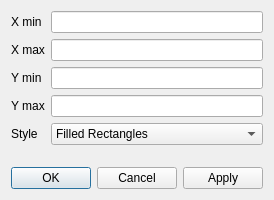
First picture: the form in src/qtenv/histograminspectorconfigdialog.ui, repository omnetpp/omnetpp, before the edit.
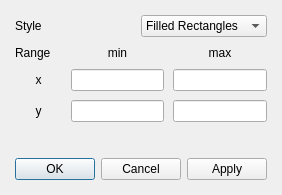
Second picture: the form after the edit.

Commit message:
qtenv: Layout/validation/formatting changes in Histogram and OutVector Inspector config dialogs.
Details:
HistogramInspectorConfigDialog layout turned into a grid.
InspectorUtil::formatDouble added.
qtenv: Input validation "fixed" in Histogram and OutVector inspector config dialogs.

```diff
--- a/src/qtenv/histograminspectorconfigdialog.ui
+++ b/src/qtenv/histograminspectorconfigdialog.ui
@@ -6,55 +6,39 @@
    <rect>
     <x>0</x>
     <y>0</y>
-    <width>270</width>
-    <height>200</height>
+    <width>282</width>
+    <height>195</height>
    </rect>
   </property>
   <property name="windowTitle">
    <string>Histogram Options</string>
   </property>
   <layout class="QVBoxLayout" name="verticalLayout">
+   <property name="spacing">
+    <number>9</number>
+   </property>
+   <property name="leftMargin">
+    <number>15</number>
+   </property>
+   <property name="topMargin">
+    <number>15</number>
+   </property>
+   <property name="rightMargin">
+    <number>15</number>
+   </property>
+   <property name="bottomMargin">
+    <number>15</number>
+   </property>
    <item>
-    <layout class="QFormLayout" name="formLayout">
-     <property name="formAlignment">
-      <set>Qt::AlignLeading|Qt::AlignLeft|Qt::AlignTop</set>
-     </property>
-     <item row="2" column="0">
-      <widget class="QLabel" name="yMinLabel">
-       <property name="text">
-        <string>Y min</string>
-       </property>
-      </widget>
-     </item>
-     <item row="2" column="1">
-      <widget class="QLineEdit" name="yMinLineEdit">
-       <property name="toolTip">
-        <string>Leave empty for default</string>
-       </property>
-      </widget>
-     </item>
-     <item row="3" column="0">
-      <widget class="QLabel" name="yMaxLabel">
-       <property name="text">
-        <string>Y max</string>
-       </property>
-      </widget>
-     </item>
-     <item row="3" column="1">
-      <widget class="QLineEdit" name="yMaxLineEdit">
-       <property name="toolTip">
-        <string>Leave empty for default</string>
-       </property>
-      </widget>
-     </item>
-     <item row="4" column="0">
+    <layout class="QHBoxLayout" name="styleLayout">
+     <item>
       <widget class="QLabel" name="styleLabel">
        <property name="text">
         <string>Style</string>
        </property>
       </widget>
      </item>
-     <item row="4" column="1">
+     <item>
       <widget class="QComboBox" name="styleComboBox">
        <item>
         <property name="text">
@@ -68,36 +52,100 @@
        </item>
       </widget>
      </item>
-     <item row="1" column="1">
-      <widget class="QLineEdit" name="xMaxLineEdit">
+    </layout>
+   </item>
+   <item>
+    <layout class="QGridLayout" name="rangeLayout" columnstretch="1,2,2">
+     <item row="2" column="1">
+      <widget class="QLineEdit" name="yMinLineEdit">
+       <property name="toolTip">
+        <string>Leave empty for default</string>
+       </property>
+      </widget>
+     </item>
+     <item row="2" column="2">
+      <widget class="QLineEdit" name="yMaxLineEdit">
        <property name="toolTip">
         <string>Leave empty for default</string>
        </property>
       </widget>
      </item>
      <item row="0" column="1">
-      <widget class="QLineEdit" name="xMinLineEdit">
-       <property name="toolTip">
-        <string>Leave empty for default</string>
+      <widget class="QLabel" name="minLabel">
+       <property name="text">
+        <string>min</string>
+       </property>
+       <property name="alignment">
+        <set>Qt::AlignCenter</set>
        </property>
       </widget>
      </item>
      <item row="1" column="0">
-      <widget class="QLabel" name="xMaxLabel">
+      <widget class="QLabel" name="xLabel">
        <property name="text">
-        <string>X max</string>
+        <string>x</string>
+       </property>
+       <property name="alignment">
+        <set>Qt::AlignCenter</set>
+       </property>
+      </widget>
+     </item>
+     <item row="1" column="2">
+      <widget class="QLineEdit" name="xMaxLineEdit">
+       <property name="toolTip">
+        <string>Leave empty for default</string>
+       </property>
+      </widget>
+     </item>
+     <item row="0" column="2">
+      <widget class="QLabel" name="maxLabel">
+       <property name="text">
+        <string>max</string>
+       </property>
+       <property name="alignment">
+        <set>Qt::AlignCenter</set>
+       </property>
+      </widget>
+     </item>
+     <item row="1" column="1">
+      <widget class="QLineEdit" name="xMinLineEdit">
+       <property name="toolTip">
+        <string>Leave empty for default</string>
+       </property>
+      </widget>
+     </item>
+     <item row="2" column="0">
+      <widget class="QLabel" name="yLabel">
+       <property name="text">
+        <string>y</string>
+       </property>
+       <property name="alignment">
+        <set>Qt::AlignCenter</set>
        </property>
       </widget>
      </item>
      <item row="0" column="0">
-      <widget class="QLabel" name="xMinLabel">
+      <widget class="QLabel" name="rangeLabel">
        <property name="text">
-        <string>X min</string>
+        <string>Range</string>
        </property>
       </widget>
      </item>
     </layout>
    </item>
+   <item>
+    <spacer name="bottomSpacer">
+     <property name="orientation">
+      <enum>Qt::Vertical</enum>
+     </property>
+     <property name="sizeHint" stdset="0">
+      <size>
+       <width>20</width>
+       <height>40</height>
+      </size>
+     </property>
+    </spacer>
+   </item>
    <item>
     <widget class="QDialogButtonBox" name="buttonBox">
      <property name="orientation">
```
Left out of the diff: 2 changed lines with no effect on the pictures. The commit also changes 7 other files.
